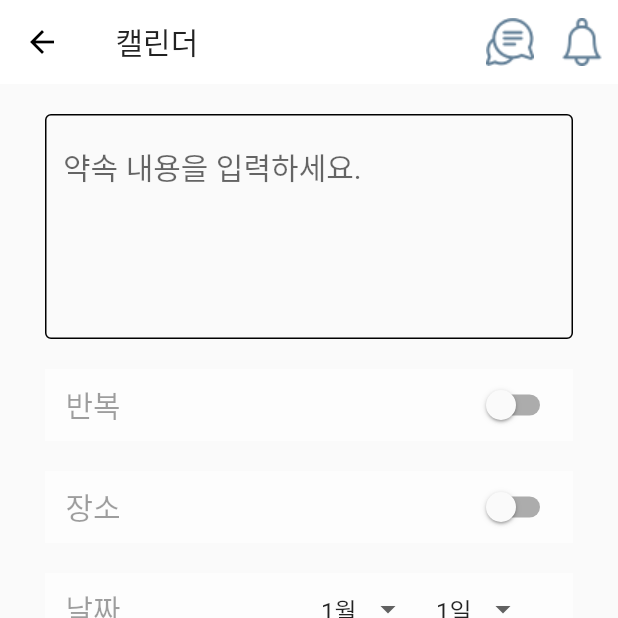
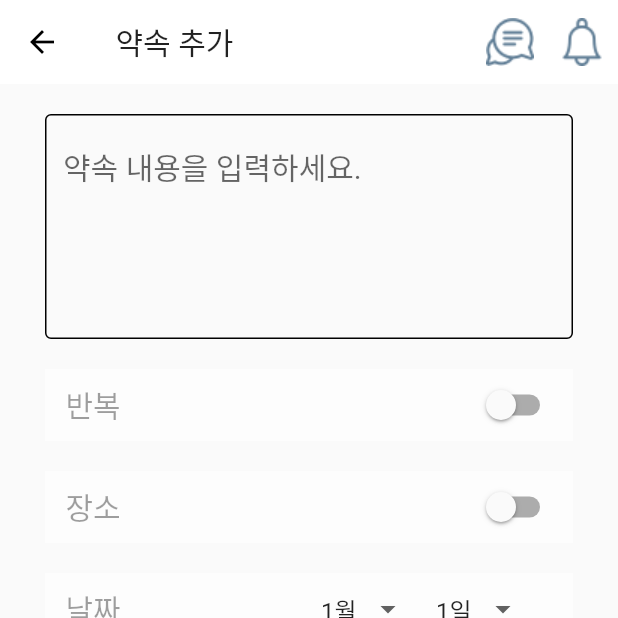
Before and after one commit to kookmin-sw/capstone-2021-16, a Flutter app: the AddPromise screen opened directly, on a phone screen of 412 x 824 dp, the top half of it. Run offline on Flutter 3.47's test engine with Material 2 defaults, Android fonts, the phone set to English and light mode, and no system bars; our stand-ins replace firebase_auth, firebase_core, firebase_database, google_sign_in, syncfusion_flutter_calendar; accounts and stored records are empty.

Commit message:
appbar 통일작업

```diff
--- a/app/lib/pages/addpromise.dart
+++ b/app/lib/pages/addpromise.dart
@@ -22,7 +22,7 @@ class _AddPromiseState extends State<AddPromise> {
         child: Row(
           children: [
             SizedBox(width: 5), //Padding이랑 같은 효과
-            Text("캘린더"),
+            Text("약속 추가"),
           ],
         ),
       ),
--- a/app/lib/pages/friends.dart
+++ b/app/lib/pages/friends.dart
@@ -68,7 +68,7 @@ class _FriendsState extends State<Friends> {
         child: Row(
           children: [
             SizedBox(width: 5), //Padding이랑 같은 효과
-            Text("캘린더"),
+            Text("친구"),
           ],
         ),
       ),
```
Also changed, not shown: app/lib/pages/home.dart (+12 -2 lines).
